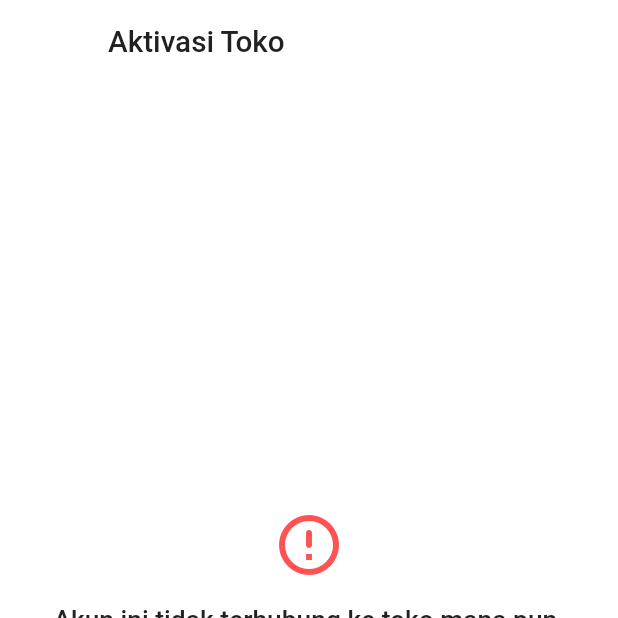
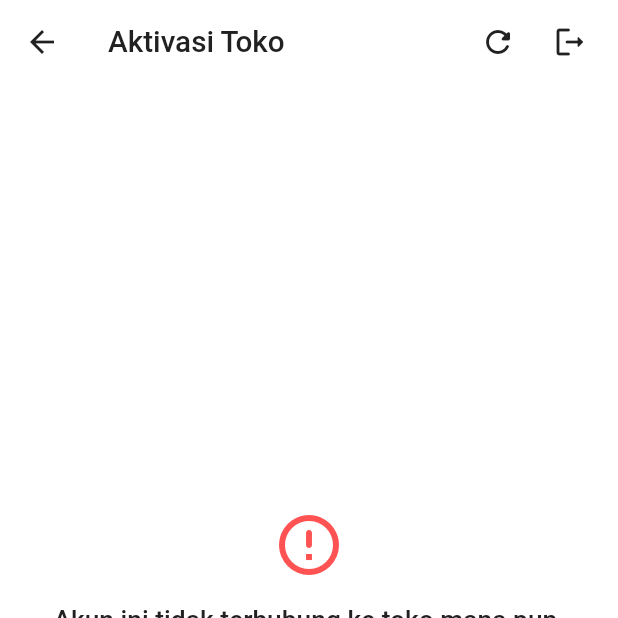
Before and after one commit to harlanmukdis/markas-app-seller, a Flutter app: the _OnboardingGatesBody screen opened directly, on a phone screen of 412 x 824 dp, the top half of it. Run offline on Flutter 3.47's test engine with Material 3 defaults, Android fonts, the phone set to English and light mode, and no system bars; our stand-ins replace carousel_slider, device_preview, dio, flutter_bloc, flutter_phoenix, flutter_rating_bar and 10 more; missing offline and left inert: otp_timer_button; accounts and stored records are empty; Roboto replaces fonts that are missing (Hanimation).

Commit message:
Make the dashboard's app bar actions visible
Driving the app and looking at the render caught the refresh and logout
icons rendering white-on-white — invisible against the scaffold.

OnboardingGatesView builds a raw AppBar with a transparent background.
Under useMaterial3: false, AppBar takes its icon colour from
ThemeData.primaryIconTheme, which is white for this primary swatch — it
is not derived from the bar's own background. The kit's customAppBar
helper sets its colours explicitly for exactly this reason; this was the
only raw AppBar in the seller screens.

Verified against a live backend by screenshotting the corner before and
after: blank white, then two black icons.

Co-Authored-By: Claude Opus 5 (1M context) <noreply@anthropic.com>

```diff
--- a/lib/features/seller_onboarding/presentation/views/onboarding_gates_view.dart
+++ b/lib/features/seller_onboarding/presentation/views/onboarding_gates_view.dart
@@ -52,6 +52,12 @@ class _OnboardingGatesBody extends StatelessWidget {
       appBar: AppBar(
         backgroundColor: Colors.transparent,
         elevation: 0,
+        // Material 2 takes AppBar icon colour from `primaryIconTheme`, which is
+        // white for this primary swatch — it is not derived from the bar's own
+        // background. A transparent bar over the white scaffold therefore
+        // renders the actions white-on-white and invisible. The kit's
+        // customAppBar sets its colours explicitly for exactly this reason.
+        foregroundColor: isAppDarkMode() ? kDarkSecondColor : kLightSecondColor,
         title: Text('Aktivasi Toko', style: AppStyles.styleMedium18(context)),
         actions: <Widget>[
           IconButton(
```
